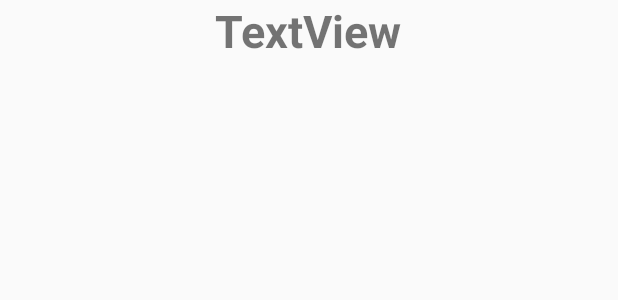
After one commit to hamzon55/marvel, an Android app: the layout character_detail_activity.xml on its own in the app's theme, with its tools: preview values and no code run, on a phone screen of 412 x 824 dp. The commit adds this screen. Shown: the top 300 px of the screen. Run offline under Robolectric (Android 15) with nearby library versions, the phone set to English and light mode, and no system bars; network calls fail.

Commit message:
wip detailCharacter

```diff
--- a/app/src/main/AndroidManifest.xml
+++ b/app/src/main/AndroidManifest.xml
@@ -20,6 +20,11 @@
                 android:name=".Main.MainActivity"
                 android:windowSoftInputMode="stateHidden|adjustPan">
         </activity>
+
+        <activity
+                android:name=".DetailCharacter.DetailCharacterActivity"
+                android:windowSoftInputMode="stateHidden|adjustPan">
+        </activity>
     </application>
 
 </manifest>
--- a/app/src/main/java/com/example/hamzajerbi/marvel/Base/NetworkLayer/NetworkLayer.kt
+++ b/app/src/main/java/com/example/hamzajerbi/marvel/Base/NetworkLayer/NetworkLayer.kt
@@ -2,6 +2,7 @@ package com.example.hamzajerbi.marvel.Base.NetworkLayer
 
 import com.example.hamzajerbi.marvel.Base.Model.Data
 import com.example.hamzajerbi.marvel.Base.Model.Marvel
+import com.example.hamzajerbi.marvel.Base.Model.ResponseMarvel
 
 import com.example.hamzajerbi.marvel.Base.PersistentData.PersistentData
 import io.reactivex.Observable
--- /dev/null
+++ b/app/src/main/java/com/example/hamzajerbi/marvel/DetailCharacter/DetailCharacterEntities.kt
@@ -0,0 +1 @@
+package com.example.hamzajerbi.marvel.DetailCharacter
--- a/app/src/main/java/com/example/hamzajerbi/marvel/Main/MainActivity.kt
+++ b/app/src/main/java/com/example/hamzajerbi/marvel/Main/MainActivity.kt
@@ -8,8 +8,10 @@ import android.support.v7.widget.RecyclerView
 import com.example.hamzajerbi.marvel.Base.BaseActivity
 import com.example.hamzajerbi.marvel.Base.Model.Data
 import com.example.hamzajerbi.marvel.Base.Model.Marvel
+import com.example.hamzajerbi.marvel.Base.Model.ResponseMarvel
 import com.example.hamzajerbi.marvel.Main.Adapter.MainAdapter
 import com.example.hamzajerbi.marvel.R
+import java.util.ArrayList
 
 class MainActivity : BaseActivity(),MainPresenterToViewInterface {
 
@@ -18,7 +20,6 @@ class MainActivity : BaseActivity(),MainPresenterToViewInterface {
 
     override val contxt: Context = this
     private var recycleView: RecyclerView? = null
-
     override fun onCreate(savedInstanceState: Bundle?) {
         MainRouter.configure(this)
         super.onCreate(savedInstanceState)
--- a/app/src/main/java/com/example/hamzajerbi/marvel/Main/MainInteractor.kt
+++ b/app/src/main/java/com/example/hamzajerbi/marvel/Main/MainInteractor.kt
@@ -1,10 +1,12 @@
 package com.example.hamzajerbi.marvel.Main
 
+import com.example.hamzajerbi.marvel.Base.Model.Marvel
 import com.example.hamzajerbi.marvel.Base.NetworkLayer.apiService
 import com.example.hamzajerbi.marvel.Base.NetworkLayer.disposable
 import com.example.hamzajerbi.marvel.Base.PersistentData.Keys
 import io.reactivex.android.schedulers.AndroidSchedulers
 import io.reactivex.schedulers.Schedulers
+import kotlin.collections.ArrayList
 
 class MainInteractor : MainPresentorToInteractorInterface {
 
@@ -18,6 +20,7 @@ class MainInteractor : MainPresentorToInteractorInterface {
                 { result ->
                     presenter?.marvelSuceed(result)
 
+
                 },
                 { error ->
                     presenter?.marvelError(error)
--- /dev/null
+++ b/app/src/main/res/layout/character_detail_activity.xml
@@ -0,0 +1,17 @@
+<?xml version="1.0" encoding="utf-8"?>
+<LinearLayout
+        xmlns:android="http://schemas.android.com/apk/res/android"
+        android:orientation="vertical"
+        android:gravity="center_horizontal"
+        android:layout_width="match_parent"
+        android:layout_height="match_parent">
+
+    <TextView
+            android:text="TextView"
+            android:layout_width="wrap_content"
+            android:layout_height="wrap_content"
+            android:id="@+id/detailName"
+            android:layout_centerVertical="true"
+            android:textStyle="bold"
+            android:textSize="30sp"/>
+</LinearLayout>
```
Also changed, not shown: app/src/main/java/com/example/hamzajerbi/marvel/Base/Model/Marvel.kt (+6 -2 lines), app/src/main/java/com/example/hamzajerbi/marvel/DetailCharacter/DetailCharacterActivity.kt (added, +34 -0 lines), app/src/main/java/com/example/hamzajerbi/marvel/DetailCharacter/DetailCharacterInteractor.kt (added, +7 -0 lines), app/src/main/java/com/example/hamzajerbi/marvel/DetailCharacter/DetailCharacterInterface.kt (added, +29 -0 lines), app/src/main/java/com/example/hamzajerbi/marvel/DetailCharacter/DetailCharacterPresenter.kt (added, +12 -0 lines), app/src/main/java/com/example/hamzajerbi/marvel/DetailCharacter/DetailCharacterRouter.kt (added, +20 -0 lines), app/src/main/java/com/example/hamzajerbi/marvel/Main/Adapter/MainAdapter.kt (+13 -9 lines), app/src/main/java/com/example/hamzajerbi/marvel/Main/MainInterface.kt (+8 -2 lines), app/src/main/java/com/example/hamzajerbi/marvel/Main/MainPresenter.kt (+9 -0 lines), app/src/main/java/com/example/hamzajerbi/marvel/Main/MainRouter.kt (+13 -0 lines).
